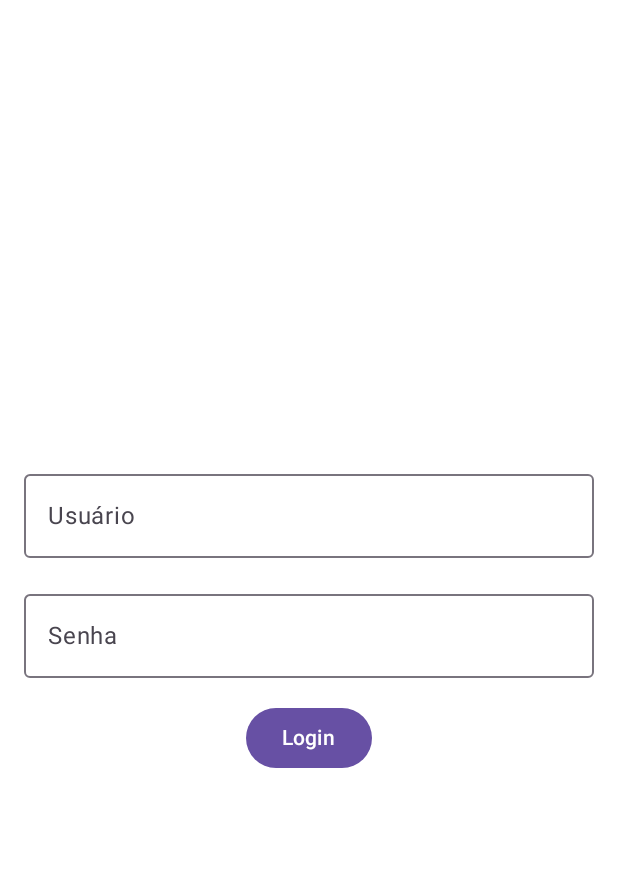
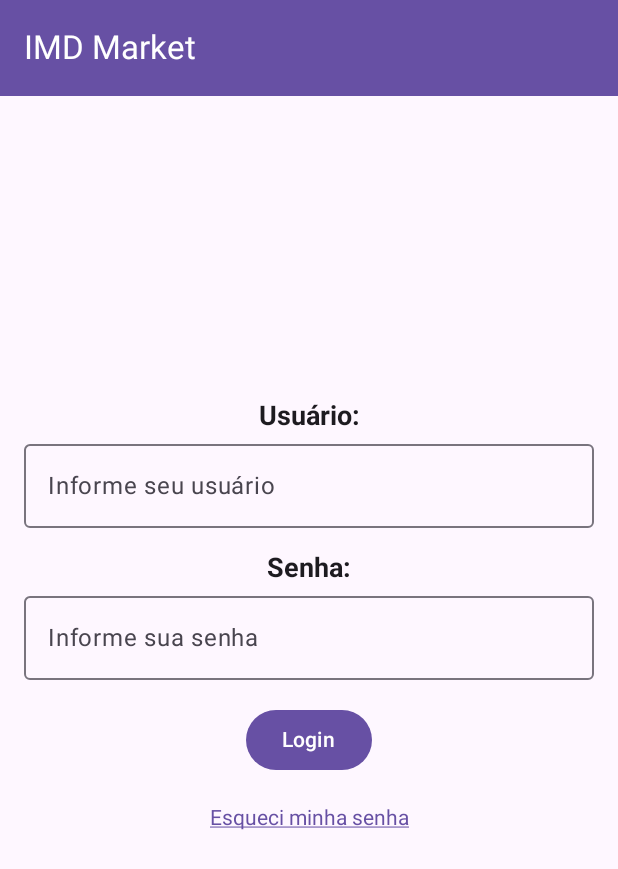
Before and after one commit to Arco-de-Treinamento/DDM-2024.2-BTI-UFRN, an Android app built with Jetpack Compose: the MainActivity screen opened directly, with no data from a screen before it, on a phone screen of 412 x 824 dp. Shown: the top 869 px of the screen. Run offline under Robolectric (Android 15) with nearby library versions, the phone set to English and light mode, and no system bars.

Commit message:
refactor: change the login screen layout and include a forgot password action

```diff
--- a/app/src/main/java/com/manoelfreitas/imdmarket/MainActivity.kt
+++ b/app/src/main/java/com/manoelfreitas/imdmarket/MainActivity.kt
@@ -18,6 +18,7 @@ import com.manoelfreitas.imdmarket.ui.screen.main.item.additem.AddItemScreen
 import com.manoelfreitas.imdmarket.ui.screen.main.item.edititem.EditItemScreen
 import com.manoelfreitas.imdmarket.ui.screen.main.item.deleteitem.DeleteItemScreen
 import com.manoelfreitas.imdmarket.ui.screen.main.item.listitems.ListItemScreen
+import com.manoelfreitas.imdmarket.ui.screen.auth.forgotpassword.ForgotPasswordScreen
 
 
 
@@ -64,6 +65,9 @@ fun AppNavigation() {
         composable("listitems"){
             ListItemScreen(navController)
         }
+        composable("forgotpassword"){
+            ForgotPasswordScreen(navController)
+        }
     }
 }
 
--- a/app/src/main/java/com/manoelfreitas/imdmarket/ui/screen/auth/login/loginScreen.kt
+++ b/app/src/main/java/com/manoelfreitas/imdmarket/ui/screen/auth/login/loginScreen.kt
@@ -2,6 +2,7 @@ package com.manoelfreitas.imdmarket.ui.screen.auth.login
 
 import android.content.Context
 import android.widget.Toast
+import androidx.compose.foundation.clickable
 import androidx.compose.foundation.layout.*
 import androidx.compose.runtime.*
 import androidx.compose.material3.*
@@ -10,13 +11,18 @@ import androidx.compose.ui.Alignment
 import androidx.compose.ui.text.input.KeyboardType
 import androidx.compose.ui.text.input.PasswordVisualTransformation
 import androidx.compose.foundation.text.KeyboardOptions
+import androidx.compose.ui.graphics.Color
 import androidx.compose.ui.platform.LocalContext
 import androidx.compose.ui.unit.dp
 import androidx.navigation.NavController
 import com.manoelfreitas.imdmarket.navigateToMenu
 import kotlinx.coroutines.launch
+import androidx.compose.ui.text.font.FontWeight
+import androidx.compose.ui.text.style.TextDecoration
+import androidx.compose.ui.unit.sp
 
 
+@OptIn(ExperimentalMaterial3Api::class)
 @Composable
 fun LoginScreen(navController: NavController){
     var username by remember { mutableStateOf("") }
@@ -24,32 +30,72 @@ fun LoginScreen(navController: NavController){
     val coroutineScope = rememberCoroutineScope()
     val context = LocalContext.current
 
-    Column (modifier = Modifier
+    Scaffold (
+        modifier = Modifier
+            .fillMaxSize(),
+        topBar = {
+            TopAppBar(
+                title = {
+                    Text(text = "IMD Market")
+                },
+                colors = TopAppBarColors(
+                    containerColor = MaterialTheme.colorScheme.primary,
+                    titleContentColor = MaterialTheme.colorScheme.onPrimary,
+                    navigationIconContentColor = MaterialTheme.colorScheme.onPrimary,
+                    scrolledContainerColor = MaterialTheme.colorScheme.primary,
+                    actionIconContentColor = MaterialTheme.colorScheme.onPrimary,
+                ),
+            )
+        }
+    ) { innerPadding ->
+        Column(
+            modifier = Modifier
                 .fillMaxSize()
                 .padding(16.dp),
             horizontalAlignment = Alignment.CenterHorizontally,
-        verticalArrangement = Arrangement.Center){
-
-        OutlinedTextField(value = username,
-            onValueChange = {username = it },
-            label = {Text("Usuário")},
+            verticalArrangement = Arrangement.Center
+        ) {
+            Text(text = "Usuário:", fontWeight = FontWeight.Bold, fontSize = 18.sp)
+            OutlinedTextField(
+                value = username,
+                onValueChange = { username = it },
+                label = { Text("Informe seu usuário") },
                 modifier = Modifier.fillMaxWidth()
             )
             Spacer(modifier = Modifier.height(16.dp))
-        OutlinedTextField(value = password,
-            onValueChange = {password = it },
-            label = {Text("Senha") },
+            Text(text = "Senha:", fontWeight = FontWeight.Bold, fontSize = 18.sp)
+            OutlinedTextField(
+                value = password,
+                onValueChange = { password = it },
+                label = { Text("Informe sua senha") },
                 visualTransformation = PasswordVisualTransformation(),
                 keyboardOptions = KeyboardOptions(keyboardType = KeyboardType.Password),
                 modifier = Modifier.fillMaxWidth()
             )
             Spacer(modifier = Modifier.height(16.dp))
-        Button(onClick = { coroutineScope.launch { checkLogin(
+            Button(onClick = {
+                coroutineScope.launch {
+                    checkLogin(
                         context = context,
                         username = username,
                         password = password,
-            navController = navController)}}) {
+                        navController = navController
+                    )
+                }
+            }) {
                 Text("Login")
+            }
+            Spacer(modifier = Modifier.height(16.dp))
+            Text(
+                text = "Esqueci minha senha",
+                color = MaterialTheme.colorScheme.primary,
+                textDecoration = TextDecoration.Underline,
+                modifier = Modifier
+                    .padding(4.dp)
+                    .clickable {
+                    navController.navigate("forgotpassword")
+                }
+            )
         }
     }
 }
```
Lines whose indentation alone changed are shown as unchanged.
